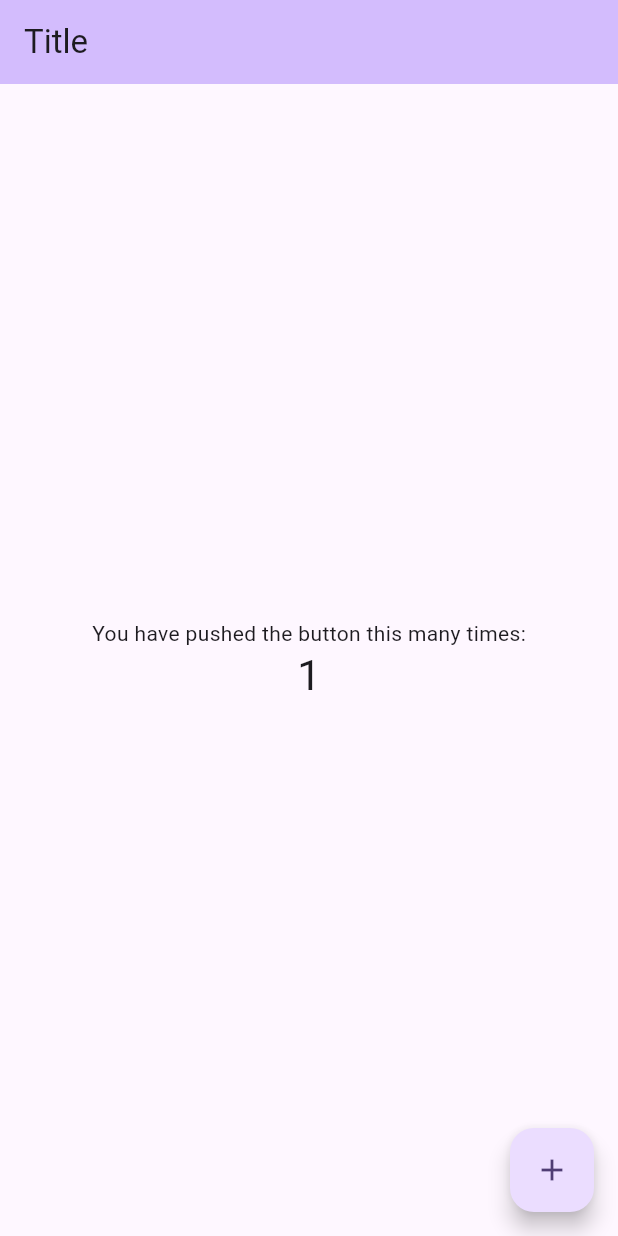
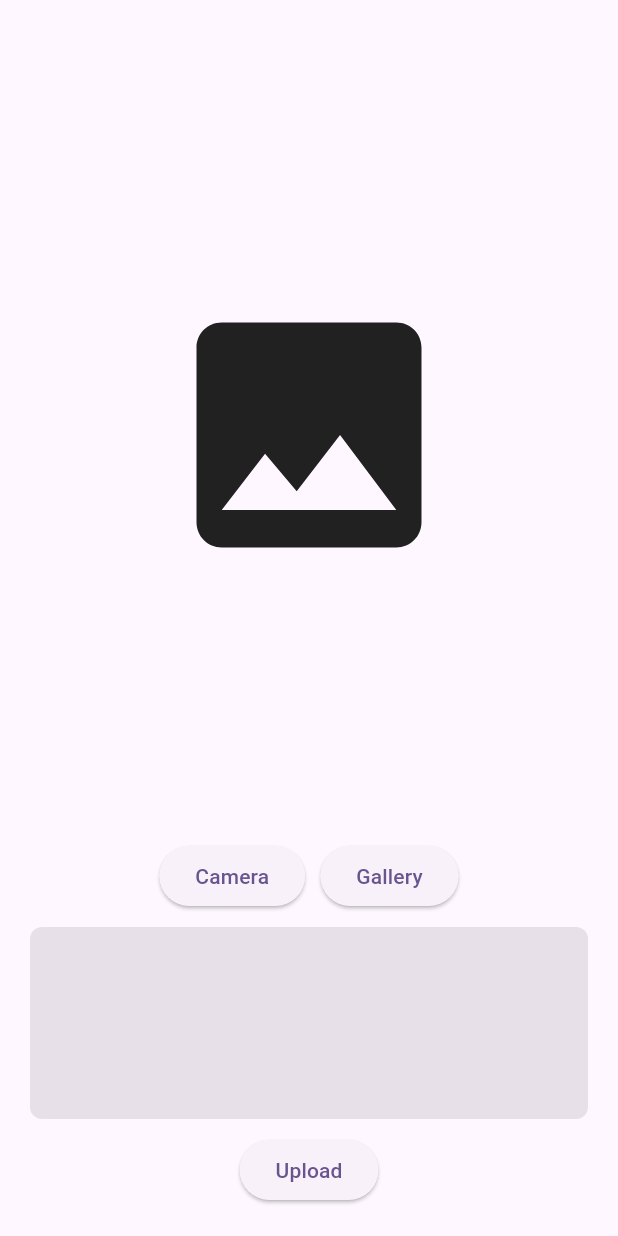
Before and after one commit to iamalinurdin/dicoding-flutter-submission-5, a Flutter app: the screen it shows after launch, after a tap on the "add" icon, on a phone screen of 412 x 824 dp. Run offline on Flutter 3.47's test engine with Material 2 defaults, Android fonts, the light colour scheme and no system bars; our stand-ins replace go_router, image_picker.

Commit message:
slicing home & posting screen

```diff
--- a/lib/main.dart
+++ b/lib/main.dart
@@ -1,10 +1,23 @@
 import 'package:flutter/material.dart';
 import 'package:go_router/go_router.dart';
+import 'package:provider/provider.dart';
 import 'package:submission_5_story_app/screens/home_screen.dart';
 import 'package:submission_5_story_app/screens/login_screen.dart';
+import 'package:submission_5_story_app/screens/posting_screen.dart';
 import 'package:submission_5_story_app/screens/register_screen.dart';
+import 'package:submission_5_story_app/providers/file_provider.dart';
 
 final GoRouter _router = GoRouter(
+  redirect: (context, state) {
+    // final hasLoggedin = false;
+
+    // if (hasLoggedin) {
+    //   return '/login';
+    // } else {
+    //   return null;
+    // }
+
+  },
   routes: <RouteBase>[
     GoRoute(
       path: '/login',
@@ -18,12 +31,23 @@
       path: '/',
       builder: (context, state) => const HomeScreen(title: 'Title'),
     ),
+    GoRoute(
+      path: '/posting',
+      builder: (context, state) => const PostingScreen(),
+    ),
   ],
 );
 
 
 void main() {
-  runApp(const MyApp());
+  runApp(
+    MultiProvider(
+      providers: [
+        ChangeNotifierProvider(create: (_) => FileProvider())
+      ],
+      child: const MyApp()
+    )
+  );
 }
 
 class MyApp extends StatelessWidget {
@@ -39,6 +63,9 @@
         useMaterial3: true,
       ),
       routerConfig: _router,
+      // routeInformationParser: _router.routeInformationParser,
+      // routeInformationProvider: _router.routeInformationProvider,
+      // routerDelegate: _router.routerDelegate,
     );
   }
 }
--- /dev/null
+++ b/lib/providers/file_provider.dart
@@ -0,0 +1,17 @@
+import 'package:flutter/material.dart';
+import 'package:image_picker/image_picker.dart';
+
+class FileProvider with ChangeNotifier {
+  String? imagePath;
+  XFile? imageFile;
+
+  void setImagePath(String? value) {
+    imagePath = value;
+    notifyListeners();
+  }
+
+  void setImageFile(XFile? value) {
+    imageFile = value;
+    notifyListeners();
+  }
+}
--- a/lib/screens/home_screen.dart
+++ b/lib/screens/home_screen.dart
@@ -1,16 +1,9 @@
 import 'package:flutter/material.dart';
+import 'package:go_router/go_router.dart';
+import 'package:submission_5_story_app/widgets/story_card.dart';
 
 class HomeScreen extends StatefulWidget {
   const HomeScreen({super.key, required this.title});
-
-  // This widget is the home page of your application. It is stateful, meaning
-  // that it has a State object (defined below) that contains fields that affect
-  // how it looks.
-
-  // This class is the configuration for the state. It holds the values (in this
-  // case the title) provided by the parent (in this case the App widget) and
-  // used by the build method of the State. Fields in a Widget subclass are
-  // always marked "final".
 
   final String title;
 
@@ -23,64 +16,28 @@ class _HomeScreenState extends State<HomeScreen> {
 
   void _incrementCounter() {
     setState(() {
-      // This call to setState tells the Flutter framework that something has
-      // changed in this State, which causes it to rerun the build method below
-      // so that the display can reflect the updated values. If we changed
-      // _counter without calling setState(), then the build method would not be
-      // called again, and so nothing would appear to happen.
       _counter++;
     });
   }
 
   @override
   Widget build(BuildContext context) {
-    // This method is rerun every time setState is called, for instance as done
-    // by the _incrementCounter method above.
-    //
-    // The Flutter framework has been optimized to make rerunning build methods
-    // fast, so that you can just rebuild anything that needs updating rather
-    // than having to individually change instances of widgets.
     return Scaffold(
       appBar: AppBar(
-        // TRY THIS: Try changing the color here to a specific color (to
-        // Colors.amber, perhaps?) and trigger a hot reload to see the AppBar
-        // change color while the other colors stay the same.
         backgroundColor: Theme.of(context).colorScheme.inversePrimary,
-        // Here we take the value from the HomeScreen object that was created by
-        // the App.build method, and use it to set our appbar title.
         title: Text(widget.title),
       ),
-      body: Center(
-        // Center is a layout widget. It takes a single child and positions it
-        // in the middle of the parent.
-        child: Column(
-          // Column is also a layout widget. It takes a list of children and
-          // arranges them vertically. By default, it sizes itself to fit its
-          // children horizontally, and tries to be as tall as its parent.
-          //
-          // Column has various properties to control how it sizes itself and
-          // how it positions its children. Here we use mainAxisAlignment to
-          // center the children vertically; the main axis here is the vertical
-          // axis because Columns are vertical (the cross axis would be
-          // horizontal).
-          //
-          // TRY THIS: Invoke "debug painting" (choose the "Toggle Debug Paint"
-          // action in the IDE, or press "p" in the console), to see the
-          // wireframe for each widget.
-          mainAxisAlignment: MainAxisAlignment.center,
-          children: <Widget>[
-            const Text(
-              'You have pushed the button this many times:',
-            ),
-            Text(
-              '$_counter',
-              style: Theme.of(context).textTheme.headlineMedium,
-            ),
-          ],
+      body: Padding(
+        padding: const EdgeInsets.all(16),
+        child: ListView.builder(
+          itemCount: 1,
+          itemBuilder: (context, index) {
+            return const StoryCard();
+          },
         ),
       ),
       floatingActionButton: FloatingActionButton(
-        onPressed: _incrementCounter,
+        onPressed: () => context.push('/posting'),
         tooltip: 'Increment',
         child: const Icon(Icons.add),
       ), // This trailing comma makes auto-formatting nicer for build methods.
--- /dev/null
+++ b/lib/screens/posting_screen.dart
@@ -0,0 +1,113 @@
+import 'dart:io';
+
+import 'package:flutter/foundation.dart';
+import 'package:flutter/material.dart';
+import 'package:go_router/go_router.dart';
+import 'package:image_picker/image_picker.dart';
+import 'package:provider/provider.dart';
+import 'package:submission_5_story_app/providers/file_provider.dart';
+
+class PostingScreen extends StatefulWidget {
+  const PostingScreen({super.key});
+
+  @override
+  State<PostingScreen> createState() => _PostingScreenState();
+}
+
+class _PostingScreenState extends State<PostingScreen> {
+  _onGalleryView() async {
+    final ImagePicker picker = ImagePicker();
+    final XFile? pickedFile = await picker.pickImage(source: ImageSource.gallery);
+
+    if (pickedFile != null) {
+      print(pickedFile);
+    }
+  }
+
+  _onCameraView() async {
+    final ImagePicker picker = ImagePicker();
+    final XFile? pickedFile = await picker.pickImage(source: ImageSource.camera);
+    final imageProvider = context.read<FileProvider>();
+
+    if (pickedFile != null) {
+      imageProvider.setImageFile(pickedFile);
+      imageProvider.setImagePath(pickedFile.path);
+    }
+  }
+
+  Widget _showImage() {
+    final imagePath = context.read<FileProvider>().imagePath;
+
+    return kIsWeb
+      ? Image.network(
+        imagePath.toString(),
+        fit: BoxFit.contain,
+      )
+      : Image.file(
+        File(imagePath.toString()),
+        fit: BoxFit.contain,
+      );
+  }
+
+  @override
+  Widget build(BuildContext context) {
+    return WillPopScope(
+      onWillPop: () async {
+        print('ok');
+
+        context.go('/');
+
+        return true;
+      },
+      child: Scaffold(
+        body: SafeArea(
+          minimum: const EdgeInsets.all(20),
+          child: Column(
+            mainAxisAlignment: MainAxisAlignment.center,
+            children: [
+              Expanded(
+                child: context.watch<FileProvider>().imagePath == null ?
+                const Align(
+                  child: Icon(
+                    Icons.image,
+                    size: 200,
+                  ),
+                ) : _showImage()
+              ),
+              Row(
+                mainAxisAlignment: MainAxisAlignment.center,
+                children: [
+                  ElevatedButton(
+                    onPressed: () => _onCameraView(),
+                    child: const Text('Camera')
+                  ),
+                  const SizedBox(width: 10),
+                  ElevatedButton(
+                    onPressed: () => _onGalleryView(),
+                    child: const Text('Gallery')
+                  ),
+                ],
+              ),
+              const SizedBox(height: 10),
+              TextField(
+                maxLines: 4,
+                decoration: InputDecoration(
+                  filled: true,
+                  border: OutlineInputBorder(
+                    borderRadius: BorderRadius.circular(8),
+                    borderSide: BorderSide.none
+                  )
+                ),
+              ),
+              const SizedBox(height: 10),
+              ElevatedButton(
+                onPressed: () {},
+                child: const Text('Upload')
+              )
+            ],
+          ),
+        ),
+      ),
+    );
+  }
+}
--- /dev/null
+++ b/lib/widgets/story_card.dart
@@ -0,0 +1,79 @@
+import 'package:flutter/material.dart';
+
+class StoryCard extends StatelessWidget {
+  const StoryCard({super.key});
+
+  @override
+  Widget build(BuildContext context) {
+    return Column(
+      crossAxisAlignment: CrossAxisAlignment.start,
+      children: [
+        Image.asset('assets/image.jpg'),
+        Wrap(
+          children: [
+            Expanded(
+              flex: 1,
+              child: GestureDetector(
+                onTap: () {},
+                child: const Icon(Icons.favorite_outline),
+              ),
+            ),
+            GestureDetector(
+              onTap: () {},
+              child: const Icon(Icons.comment_outlined),
+            ),
+            GestureDetector(
+              onTap: () {},
+              child: const Icon(Icons.share),
+            ),
+            Expanded(
+              flex: 2,
+              child: GestureDetector(
+                onTap: () {},
+                child: const Icon(Icons.bookmark_outline),
+              ),
+            )
+          ],
+        ),
+        const Text(
+          'username',
+          style: TextStyle(
+            fontWeight: FontWeight.bold,
+            fontSize: 14
+          ),
+        ),
+        const Text('Long caption writted here. you can write very long caption.')
+      ],
+    );
+
+
+    // return Container(
+    //   decoration: BoxDecoration(
+    //     border: Border.all(
+    //       width: 2,
+    //     ),
+    //   ),
+    //   child: Column(
+    //     crossAxisAlignment: CrossAxisAlignment.start,
+    //     children: [
+    //       Image.asset('assets/image.jpg'),
+    //       Row(
+    //         children: [
+    //           Icon(Icons.favorite_outline),
+    //           Icon(Icons.comment_sharp)
+    //         ],
+    //       ),
+    //       const Padding(
+    //         padding: EdgeInsets.all(8),
+    //         child: Column(
+    //           children: [
+    //             Text('User Name'),
+    //             Text('Description'),
+    //           ]
+    //         ),
+    //       )
+    //     ],
+    //   ),
+    // );
+  }
+}
```
Also changed, not shown: pubspec.yaml (+4 -3 lines), assets/image.jpg (added), pubspec.lock, 6 other files.
